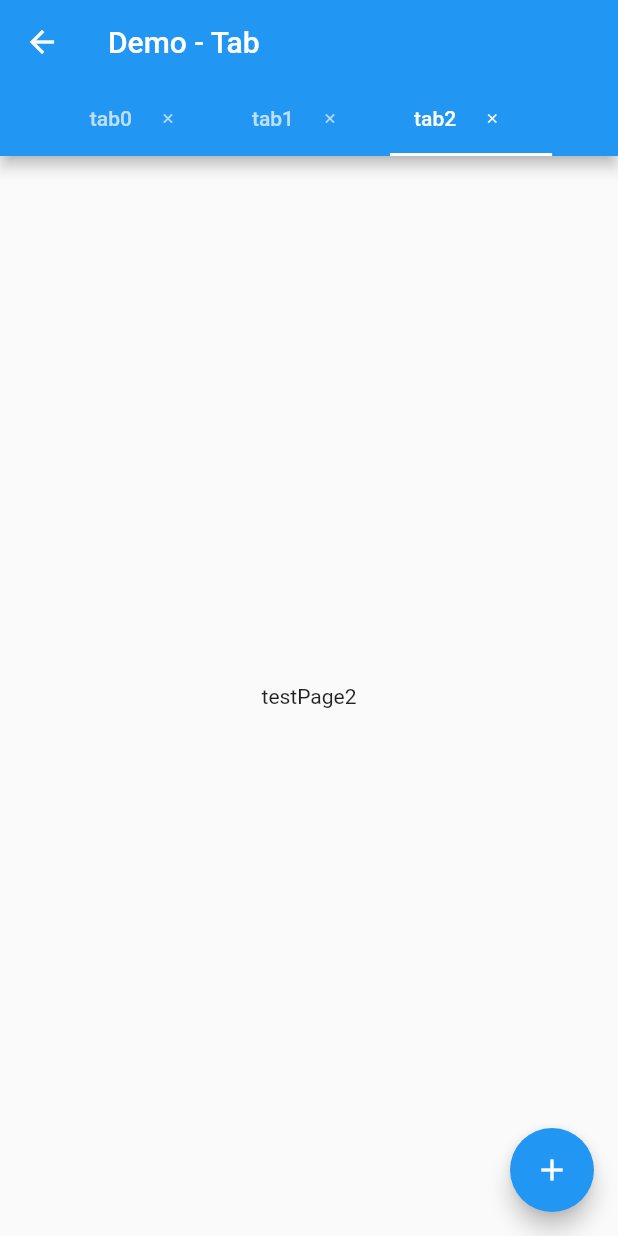
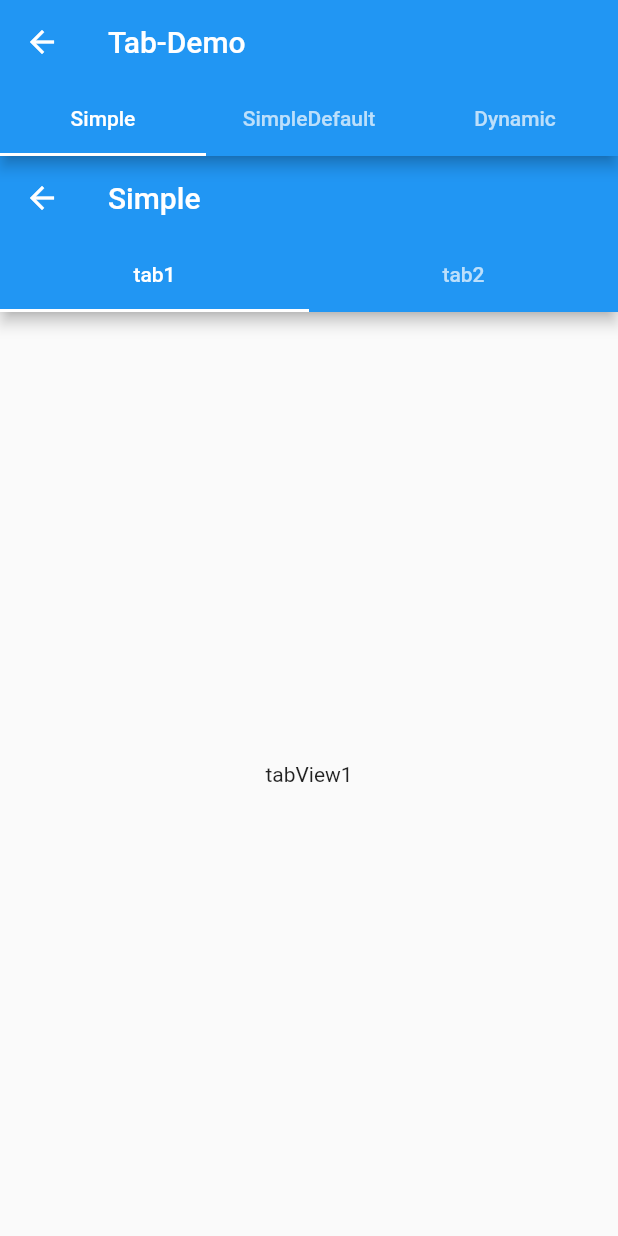
Before and after one commit to cairuoyu/flutter_demo, a Flutter app: the TabMain screen opened by its route, on a phone screen of 412 x 824 dp. Run offline on Flutter 3.47's test engine with Material 2 defaults, Android fonts, the phone set to English and light mode, and no system bars; our stand-ins replace get.

Commit message:
整合整理Tab的三个Demo

```diff
--- /dev/null
+++ b/lib/pages/demo/data.dart
@@ -0,0 +1,11 @@
+import 'package:flutter/material.dart';
+
+List<Tab> tabs = <Tab>[
+  Tab(text: 'tab1'),
+  Tab(text: 'tab2'),
+];
+
+List<Widget> tabBarViews = <Widget>[
+  Center(child: Text('tabView1')),
+  Center(child: Text('tabView2')),
+];
--- a/lib/pages/demo/tab/tab_main.dart
+++ b/lib/pages/demo/tab/tab_main.dart
@@ -1,69 +1,32 @@
 import 'package:flutter/material.dart';
-import 'package:flutter_demo/test_page.dart';
+import 'package:flutter_demo/pages/demo/tab/tab_dynamic.dart';
+import 'package:flutter_demo/pages/demo/tab/tab_simple.dart';
+import 'package:flutter_demo/pages/demo/tab/tab_simple_default.dart';
 
 class TabMain extends StatefulWidget {
   @override
   _TabMainState createState() => _TabMainState();
 }
 
-class _TabMainState extends State<TabMain> with TickerProviderStateMixin {
-  TabController tabController;
-  int tabNum = 3;
-
+class _TabMainState extends State<TabMain> {
   @override
   Widget build(BuildContext context) {
-    int index = tabController?.index ?? 0;
-    index = tabNum > index ? index : tabNum - 1;
-    tabController?.dispose();
-    tabController = TabController(length: tabNum, vsync: this, initialIndex: index);
-    tabController.animateTo(tabNum - 1);
-    var tabs = List.generate(
-      tabNum,
-      (index) => Tab(
-        child: Row(
-          children: [
-            Text('tab' + index.toString()),
-            IconButton(
-              splashRadius: 10,
-              iconSize: 10,
-              icon: Icon(Icons.close_outlined),
-              onPressed: () {
-                setState(() {
-                  tabNum--;
-                });
-              },
-            )
-          ],
-        ),
-        // icon: Icon(Icons.add),
-      ),
-    );
-    var tabPages = List.generate(
-      tabNum,
-      (index) => Center(
-        child: TestPage(index),
-      ),
-    );
-
-    var tabBar = TabBar(
-      isScrollable: true,
-      tabs: tabs,
-      controller: tabController,
-    );
-    var tabBarView = TabBarView(
-      children: tabPages,
-      controller: tabController,
-    );
-    var result = Scaffold(
-      appBar: AppBar(title: Text('Demo - Tab'),bottom: tabBar,),
-      body: tabBarView,
-      floatingActionButton: FloatingActionButton(
-        child: Icon(Icons.add),
-        onPressed: () {
-          setState(() {
-            tabNum++;
-          });
-        },
+    var tabs = <Tab>[
+      Tab(text: 'Simple'),
+      Tab(text: 'SimpleDefault'),
+      Tab(text: 'Dynamic',)
+    ];
+    var tabBarViews = [
+      TabSimple(),
+      TabSimpleDefault(),
+      TabDynamic(),
+    ];
+    var result = DefaultTabController(
+      length: tabs.length,
+      initialIndex: 0,
+      child: Scaffold(
+        appBar: AppBar(title: Text('Tab-Demo'), bottom: TabBar(tabs: tabs)),
+        body: TabBarView(children: tabBarViews),
       ),
     );
     return result;
--- /dev/null
+++ b/lib/pages/demo/tab/tab_simple.dart
@@ -0,0 +1,30 @@
+import 'package:flutter/material.dart';
+
+import '../data.dart';
+
+class TabSimple extends StatefulWidget {
+  @override
+  _TabSimpleState createState() => _TabSimpleState();
+}
+
+class _TabSimpleState extends State<TabSimple> with TickerProviderStateMixin {
+  TabController _tabController;
+
+  @override
+  void initState() {
+    super.initState();
+    _tabController = TabController(length: tabs.length, vsync: this);
+  }
+
+  @override
+  Widget build(BuildContext context) {
+    var result = Scaffold(
+      appBar: AppBar(
+        title: Text('Simple'),
+        bottom: TabBar(controller: _tabController, tabs: tabs),
+      ),
+      body: TabBarView(controller: _tabController, children: tabBarViews),
+    );
+    return result;
+  }
+}
--- a/lib/routes/routes.dart
+++ b/lib/routes/routes.dart
@@ -1,4 +1,7 @@
+import 'package:flutter_demo/pages/demo/tab/tab_simple.dart';
+import 'package:flutter_demo/pages/demo/tab/tab_dynamic.dart';
 import 'package:flutter_demo/pages/demo/tab/tab_main.dart';
+import 'package:flutter_demo/pages/demo/tab/tab_simple_default.dart';
 import 'package:flutter_demo/pages/home/home_main.dart';
 import 'package:get/get.dart';
 
@@ -12,6 +15,20 @@ class Routes {
           name: '/tab',
           page: () => TabMain(),
         ),
+        GetPage(name: '/tab', page: () => TabMain(), children: [
+          GetPage(
+            name: '/simple',
+            page: () => TabSimple(),
+          ),
+          GetPage(
+            name: '/simpleDefault',
+            page: () => TabSimpleDefault(),
+          ),
+          GetPage(
+            name: '/dynamic',
+            page: () => TabDynamic(),
+          ),
+        ]),
       ],
     ),
   ];
```
Also changed, not shown: lib/pages/demo/tab/tab_dynamic.dart (added, +75 -0 lines), lib/pages/demo/tab/tab_simple_default.dart (added, +20 -0 lines).
